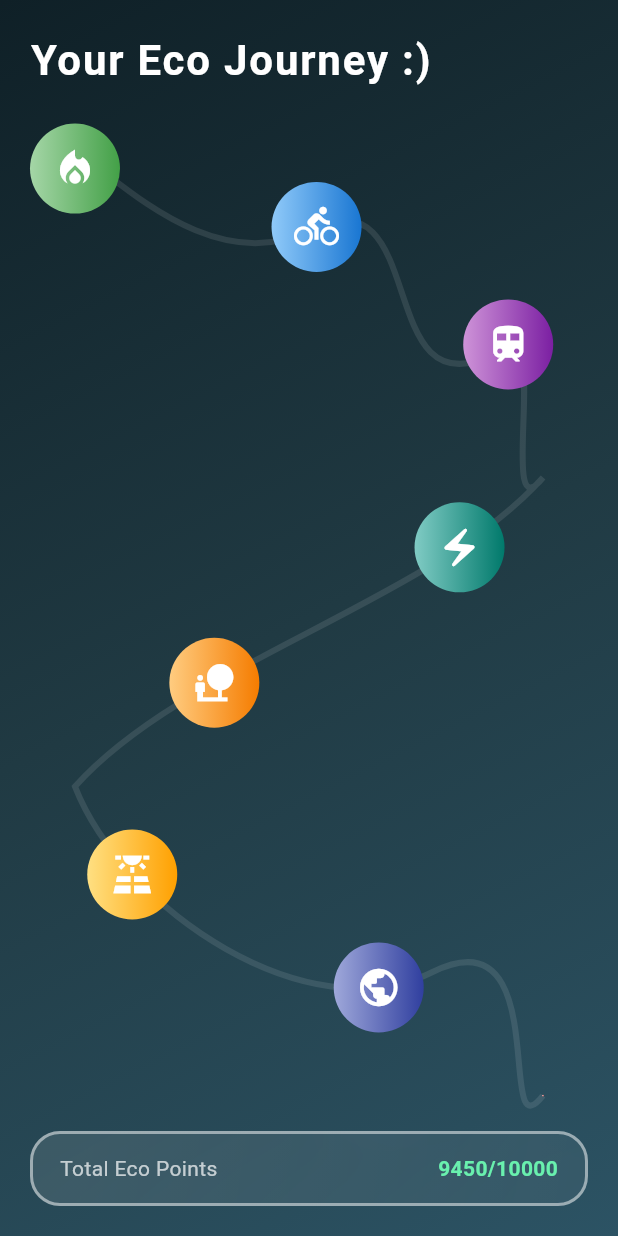
After one commit to heyysiri/EcoTrail, a Flutter app: the GamePage screen opened by its route, on a phone screen of 412 x 824 dp. The commit adds this screen. Run offline on Flutter 3.47's test engine with Material 3 defaults, Android fonts, the phone set to English and light mode, and no system bars; drawn by our look-alikes of glassmorphism; our stand-ins replace flutter_svg.

Commit message:
new pages

```diff
--- /dev/null
+++ b/frontend/lib/game_page.dart
@@ -0,0 +1,470 @@
+import 'package:flutter/material.dart';
+import 'package:flutter/widgets.dart';
+import 'package:flutter_svg/flutter_svg.dart';
+import 'package:glassmorphism/glassmorphism.dart';
+import 'dart:math';
+
+class GamePage extends StatefulWidget {
+  @override
+  _GamePageState createState() => _GamePageState();
+}
+
+class RoadmapBadge {
+  final int id;
+  final String title;
+  final String description;
+  final int pointsRequired;
+  int unlockedPoints;
+  final String requiredAction;
+  final IconData icon;
+  final LinearGradient gradient;
+
+  RoadmapBadge({
+    required this.id,
+    required this.title,
+    required this.description,
+    required this.pointsRequired,
+    required this.unlockedPoints,
+    required this.requiredAction,
+    required this.icon,
+    required this.gradient,
+  });
+}
+
+class _GamePageState extends State<GamePage>
+    with SingleTickerProviderStateMixin {
+  late AnimationController _animationController;
+  late Animation<double> _progressAnimation;
+
+  final List<RoadmapBadge> _badges = [
+    RoadmapBadge(
+        id: 1,
+        title: 'Green Spark',
+        description: 'First eco journey begins!',
+        pointsRequired: 20,
+        unlockedPoints: 0,
+        requiredAction: 'Complete your first sustainable commute!',
+        icon: Icons.local_fire_department,
+        gradient: LinearGradient(
+            colors: [Colors.green.shade200, Colors.green.shade600])),
+    RoadmapBadge(
+        id: 2,
+        title: 'Pedal Pioneer',
+        description: '10 bike rides conquered',
+        pointsRequired: 100,
+        unlockedPoints: 50,
+        requiredAction: 'Bike 50 more miles to unlock!',
+        icon: Icons.directions_bike,
+        gradient: LinearGradient(
+            colors: [Colors.blue.shade200, Colors.blue.shade700])),
+    RoadmapBadge(
+        id: 3,
+        title: 'Transit Trailblazer',
+        description: '30 public transit trips',
+        pointsRequired: 300,
+        unlockedPoints: 150,
+        requiredAction: 'Take 15 more public transit trips!',
+        icon: Icons.train,
+        gradient: LinearGradient(
+            colors: [Colors.purple.shade200, Colors.purple.shade700])),
+    RoadmapBadge(
+        id: 4,
+        title: 'Carbon Crusher',
+        description: '50 sustainable commutes',
+        pointsRequired: 500,
+        unlockedPoints: 250,
+        requiredAction: 'Complete 25 more sustainable commutes!',
+        icon: Icons.electric_bolt,
+        gradient: LinearGradient(
+            colors: [Colors.teal.shade200, Colors.teal.shade700])),
+    RoadmapBadge(
+        id: 5,
+        title: 'Eco Warrior',
+        description: '100 sustainable commutes',
+        pointsRequired: 1000,
+        unlockedPoints: 500,
+        requiredAction: 'Push through 50 more eco-friendly commutes!',
+        icon: Icons.nature_people,
+        gradient: LinearGradient(
+            colors: [Colors.orange.shade200, Colors.orange.shade700])),
+    RoadmapBadge(
+        id: 6,
+        title: 'Renewable Ranger',
+        description: '200 sustainable commutes',
+        pointsRequired: 2000,
+        unlockedPoints: 1000,
+        requiredAction: 'Continue your eco-journey!',
+        icon: Icons.solar_power,
+        gradient: LinearGradient(
+            colors: [Colors.amber.shade200, Colors.amber.shade700])),
+    RoadmapBadge(
+        id: 7,
+        title: 'Climate Champion',
+        description: '500 sustainable commutes',
+        pointsRequired: 5000,
+        unlockedPoints: 2500,
+        requiredAction: 'You are making a difference!',
+        icon: Icons.public,
+        gradient: LinearGradient(
+            colors: [Colors.indigo.shade200, Colors.indigo.shade700])),
+    RoadmapBadge(
+        id: 8,
+        title: 'Global Guardian',
+        description: '1000 sustainable commutes',
+        pointsRequired: 10000,
+        unlockedPoints: 5000,
+        requiredAction: 'Ultimate eco legend!',
+        icon: Icons.public,
+        gradient:
+            LinearGradient(colors: [Colors.red.shade200, Colors.red.shade700])),
+  ];
+
+  @override
+  void initState() {
+    super.initState();
+    _animationController =
+        AnimationController(duration: const Duration(seconds: 3), vsync: this);
+
+    _progressAnimation = Tween<double>(begin: 0, end: 1).animate(
+        CurvedAnimation(
+            parent: _animationController, curve: Curves.easeInOutQuart));
+
+    _animationController.forward();
+  }
+
+  void _showBadgeDetails(RoadmapBadge badge) {
+    showModalBottomSheet(
+      context: context,
+      backgroundColor: Colors.transparent,
+      builder: (context) => GlassmorphicContainer(
+        width: double.infinity,
+        height: 300,
+        borderRadius: 20,
+        blur: 20,
+        alignment: Alignment.bottomCenter,
+        border: 2,
+        linearGradient: LinearGradient(
+          begin: Alignment.topLeft,
+          end: Alignment.bottomRight,
+          colors: [
+            Color(0xFFffffff).withOpacity(0.1),
+            Color(0xFFFFFFFF).withOpacity(0.05),
+          ],
+          stops: [0.1, 1],
+        ),
+        borderGradient: LinearGradient(
+          begin: Alignment.topLeft,
+          end: Alignment.bottomRight,
+          colors: [
+            Color(0xFFffffff).withOpacity(0.5),
+            Color((0xFFFFFFFF)).withOpacity(0.5),
+          ],
+          stops: [0.2, 1],
+        ),
+        child: Padding(
+          padding: const EdgeInsets.all(20.0),
+          child: Column(
+            crossAxisAlignment: CrossAxisAlignment.center,
+            children: [
+              Icon(
+                badge.icon,
+                size: 60,
+                color: Colors.white,
+              ),
+              SizedBox(height: 10),
+              Text(
+                badge.title,
+                style: TextStyle(
+                    color: Colors.white,
+                    fontSize: 22,
+                    fontWeight: FontWeight.bold),
+              ),
+              SizedBox(height: 10),
+              Text(
+                badge.requiredAction,
+                textAlign: TextAlign.center,
+                style: TextStyle(
+                  color: Colors.white70,
+                  fontSize: 14,
+                ),
+              ),
+              SizedBox(height: 20),
+              Row(
+                mainAxisAlignment: MainAxisAlignment.center,
+                children: [
+                  Text(
+                    'Progress: ${badge.unlockedPoints}/${badge.pointsRequired}',
+                    style: TextStyle(
+                      color: Colors.white,
+                      fontSize: 16,
+                    ),
+                  ),
+                ],
+              )
+            ],
+          ),
+        ),
+      ),
+    );
+  }
+
+  Path _createRoadPath(Size size) {
+    final Path roadPath = Path();
+
+    // Copy the path creation logic from the CurvedRoadmapPainter
+    roadPath.moveTo(50, size.height * 0.1);
+    roadPath.cubicTo(size.width * 0.1, size.height * 0.05, size.width * 0.3,
+        size.height * 0.2, size.width * 0.5, size.height * 0.15);
+    roadPath.cubicTo(size.width * 0.7, size.height * 0.1, size.width * 0.6,
+        size.height * 0.3, size.width * 0.8, size.height * 0.25);
+    roadPath.cubicTo(size.width * 0.9, size.height * 0.2, size.width * 0.8,
+        size.height * 0.4, size.width - 50, size.height * 0.35);
+    roadPath.cubicTo(size.width * 0.7, size.height * 0.45, size.width * 0.3,
+        size.height * 0.5, 50, size.height * 0.6);
+    roadPath.cubicTo(size.width * 0.2, size.height * 0.7, size.width * 0.5,
+        size.height * 0.8, size.width * 0.7, size.height * 0.75);
+    roadPath.cubicTo(size.width * 0.9, size.height * 0.7, size.width * 0.8,
+        size.height * 0.9, size.width - 50, size.height * 0.85);
+
+    return roadPath;
+  }
+
+  void _handleBadgeTap(TapUpDetails details, Path roadPath, Size size) {
+    final pathMetrics = roadPath.computeMetrics();
+    final pathMetric = pathMetrics.elementAt(0);
+
+    for (int i = 0; i < _badges.length; i++) {
+      final distance = pathMetric.length * (i / (_badges.length - 1));
+      final tangent = pathMetric.getTangentForOffset(distance);
+
+      if (tangent != null) {
+        final badgeCenter = tangent.position;
+        final badgeRadius = 30.0;
+
+        final tapOffset = details.localPosition;
+        final dx = tapOffset.dx - badgeCenter.dx;
+        final dy = tapOffset.dy - badgeCenter.dy;
+        final distanceFromCenter = sqrt(dx * dx + dy * dy);
+
+        if (distanceFromCenter <= badgeRadius) {
+          _showBadgeDetails(_badges[i]);
+          return;
+        }
+      }
+    }
+  }
+
+  @override
+  Widget build(BuildContext context) {
+    return Scaffold(
+      backgroundColor: Color(0xFF121212),
+      body: SafeArea(
+        child: Stack(
+          children: [
+            // Starry background
+            Container(
+              decoration: BoxDecoration(
+                gradient: LinearGradient(
+                  begin: Alignment.topLeft,
+                  end: Alignment.bottomRight,
+                  colors: [
+                    Color(0xFF0F2027),
+                    Color(0xFF203A43),
+                    Color(0xFF2C5364),
+                  ],
+                ),
+              ),
+            ),
+
+            Positioned(
+              top: 20,
+              left: 20,
+              right: 20,
+              child: Column(
+                crossAxisAlignment: CrossAxisAlignment.start,
+                children: [
+                  Text(
+                    'Your Eco Journey :)',
+                    style: TextStyle(
+                      color: Colors.white,
+                      fontSize: 28,
+                      fontWeight: FontWeight.bold,
+                      letterSpacing: 1.2
+                    ),
+                  ),
+                ],
+              ),
+            ),
+
+            // Roadmap
+            Positioned(
+  top: 30, // Adjust this value for the desired downward shift
+  left: 0,
+  right: 0,
+  child: AnimatedBuilder(
+    animation: _progressAnimation,
+    builder: (context, child) {
+      final Path roadPath = _createRoadPath(MediaQuery.of(context).size);
+      return CustomPaint(
+        painter: CurvedRoadmapPainter(
+          badges: _badges,
+          animationProgress: _progressAnimation.value,
+        ),
+        child: Container(
+          height: MediaQuery.of(context).size.height,
+          child: GestureDetector(
+            onTapUp: (details) {
+              // Pass the roadPath to the tap handler
+              _handleBadgeTap(details, roadPath, MediaQuery.of(context).size);
+            },
+          ),
+        ),
+      );
+    },
+  ),
+),
+
+
+            // Progress Indicator
+            Positioned(
+              bottom: 20,
+              left: 20,
+              right: 20,
+              child: GlassmorphicContainer(
+                width: double.infinity,
+                height: 50,
+                borderRadius: 20,
+                blur: 20,
+                alignment: Alignment.center,
+                border: 2,
+                linearGradient: LinearGradient(
+                  begin: Alignment.topLeft,
+                  end: Alignment.bottomRight,
+                  colors: [
+                    Color(0xFFffffff).withOpacity(0.1),
+                    Color(0xFFFFFFFF).withOpacity(0.05),
+                  ],
+                  stops: [0.1, 1],
+                ),
+                borderGradient: LinearGradient(
+                  begin: Alignment.topLeft,
+                  end: Alignment.bottomRight,
+                  colors: [
+                    Color(0xFFffffff).withOpacity(0.5),
+                    Color((0xFFFFFFFF)).withOpacity(0.5),
+                  ],
+                  stops: [0.2, 1],
+                ),
+                child: Padding(
+                  padding: const EdgeInsets.symmetric(horizontal: 20),
+                  child: Row(
+                    children: [
+                      Expanded(
+                        child: Text(
+                          'Total Eco Points',
+                          style: TextStyle(color: Colors.white70),
+                        ),
+                      ),
+                      Text(
+                        '${_badges.map((b) => b.unlockedPoints).reduce((a, b) => a + b)}/10000',
+                        style: TextStyle(
+                            color: Colors.greenAccent,
+                            fontWeight: FontWeight.bold),
+                      )
+                    ],
+                  ),
+                ),
+              ),
+            )
+          ],
+        ),
+      ),
+    );
+  }
+
+  @override
+  void dispose() {
+    _animationController.dispose();
+    super.dispose();
+  }
+}
+
+class CurvedRoadmapPainter extends CustomPainter {
+  final List<RoadmapBadge> badges;
+  final double animationProgress;
+
+  CurvedRoadmapPainter({required this.badges, required this.animationProgress});
+
+  @override
+  void paint(Canvas canvas, Size size) {
+    final roadPaint = Paint()
+      ..color = Colors.white10
+      ..style = PaintingStyle.stroke
+      ..strokeWidth = 4.0;
+
+    final Path roadPath = Path();
+
+    // Even more dynamic and curvy path
+    roadPath.moveTo(50, size.height * 0.1);
+    roadPath.cubicTo(size.width * 0.1, size.height * 0.05, size.width * 0.3,
+        size.height * 0.2, size.width * 0.5, size.height * 0.15);
+    roadPath.cubicTo(size.width * 0.7, size.height * 0.1, size.width * 0.6,
+        size.height * 0.3, size.width * 0.8, size.height * 0.25);
+    roadPath.cubicTo(size.width * 0.9, size.height * 0.2, size.width * 0.8,
+        size.height * 0.4, size.width - 50, size.height * 0.35);
+    roadPath.cubicTo(size.width * 0.7, size.height * 0.45, size.width * 0.3,
+        size.height * 0.5, 50, size.height * 0.6);
+    roadPath.cubicTo(size.width * 0.2, size.height * 0.7, size.width * 0.5,
+        size.height * 0.8, size.width * 0.7, size.height * 0.75);
+    roadPath.cubicTo(size.width * 0.9, size.height * 0.7, size.width * 0.8,
+        size.height * 0.9, size.width - 50, size.height * 0.85);
+
+    canvas.drawPath(roadPath, roadPaint);
+
+    // Draw badges
+    final pathMetrics = roadPath.computeMetrics();
+    final pathMetric = pathMetrics.elementAt(0);
+
+    for (int i = 0; i < badges.length; i++) {
+      final progress = (animationProgress * badges.length) - i;
+      final badge = badges[i];
+
+      if (progress > 0) {
+        final distance = pathMetric.length * (i / (badges.length - 1));
+        final tangent = pathMetric.getTangentForOffset(distance);
+
+        if (tangent != null) {
+          // Badge background - reduced size
+          final badgePaint = Paint()
+            ..shader = badge.gradient.createShader(
+                Rect.fromCircle(center: tangent.position, radius: 30))
+            ..style = PaintingStyle.fill;
+
+          canvas.drawCircle(
+              tangent.position, 30 * progress.clamp(0, 1), badgePaint);
+
+          // Badge icon - reduced size
+          final iconPainter = TextPainter(
+            text: TextSpan(
+              text: String.fromCharCode(badge.icon.codePoint),
+              style: TextStyle(
+                color: Colors.white,
+                fontSize: 30 * progress.clamp(0, 1),
+                fontFamily: badge.icon.fontFamily,
+              ),
+            ),
+            textDirection: TextDirection.ltr,
+          )..layout();
+
+          iconPainter.paint(
+              canvas,
+              Offset(tangent.position.dx - (iconPainter.width / 2),
+                  tangent.position.dy - (iconPainter.height / 2)));
+        }
+      }
+    }
+  }
+
+  @override
+  bool shouldRepaint(covariant CustomPainter oldDelegate) => true;
+}
```
Also changed, not shown: frontend/lib/main.dart (+58 -3 lines), frontend/pubspec.yaml (+6 -1 lines), frontend/pubspec.lock, 2 other files.
